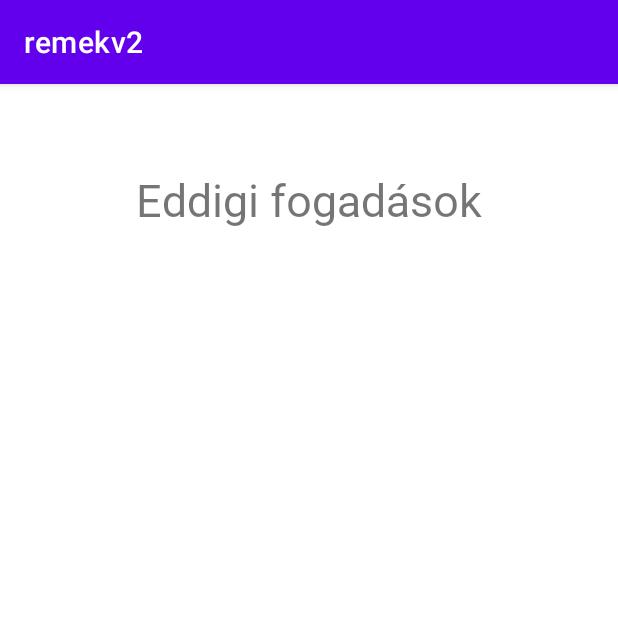
After one commit to ocsko/forma1, an Android app: the eddigifogadasok screen opened directly, with no data from a screen before it, on a phone screen of 412 x 824 dp, the top half of it. The commit adds this screen. Run offline under Robolectric (Android 15) with nearby library versions, the phone set to English and light mode, and no system bars.

Commit message:
Eddigi fogadások oldal

```diff
--- a/app/src/main/AndroidManifest.xml
+++ b/app/src/main/AndroidManifest.xml
@@ -9,6 +9,9 @@
         android:roundIcon="@mipmap/ic_launcher_round"
         android:supportsRtl="true"
         android:theme="@style/Theme.Remekv2">
+        <activity
+            android:name=".eddigifogadasok"
+            android:exported="false" />
         <activity
             android:name=".bejelentkezes"
             android:exported="false" />
--- /dev/null
+++ b/app/src/main/java/com/example/remekv2/eddigifogadasok.java
@@ -0,0 +1,14 @@
+package com.example.remekv2;
+
+import androidx.appcompat.app.AppCompatActivity;
+
+import android.os.Bundle;
+
+public class eddigifogadasok extends AppCompatActivity {
+
+    @Override
+    protected void onCreate(Bundle savedInstanceState) {
+        super.onCreate(savedInstanceState);
+        setContentView(R.layout.activity_eddigifogadasok);
+    }
+}
--- /dev/null
+++ b/app/src/main/res/layout/activity_eddigifogadasok.xml
@@ -0,0 +1,52 @@
+<?xml version="1.0" encoding="utf-8"?>
+<androidx.constraintlayout.widget.ConstraintLayout xmlns:android="http://schemas.android.com/apk/res/android"
+    xmlns:app="http://schemas.android.com/apk/res-auto"
+    xmlns:tools="http://schemas.android.com/tools"
+    android:layout_width="match_parent"
+    android:layout_height="match_parent"
+    tools:context=".eddigifogadasok">
+
+    <TextView
+        android:id="@+id/eddigi_fogadasok"
+        android:layout_width="300dp"
+        android:layout_height="wrap_content"
+        android:fontFamily="@font/poppinsbold"
+        android:gravity="center"
+        android:text="@string/eddigi_fogadasok"
+        android:textSize="30sp"
+        app:layout_constraintBottom_toBottomOf="parent"
+        app:layout_constraintEnd_toEndOf="parent"
+        app:layout_constraintHorizontal_bias="0.495"
+        app:layout_constraintStart_toStartOf="parent"
+        app:layout_constraintTop_toTopOf="parent"
+        app:layout_constraintVertical_bias="0.078" />
+
+    <TextView
+        android:id="@+id/csapat"
+        android:layout_width="300dp"
+        android:layout_height="wrap_content"
+        android:fontFamily="@font/poppinsbold"
+        android:gravity="center"
+        android:textSize="30sp"
+        app:layout_constraintBottom_toBottomOf="parent"
+        app:layout_constraintEnd_toEndOf="parent"
+        app:layout_constraintHorizontal_bias="0.405"
+        app:layout_constraintStart_toStartOf="parent"
+        app:layout_constraintTop_toTopOf="parent"
+        app:layout_constraintVertical_bias="0.313" />
+
+    <TextView
+        android:id="@+id/versenyzo"
+        android:layout_width="300dp"
+        android:layout_height="wrap_content"
+        android:fontFamily="@font/poppinsbold"
+        android:gravity="center"
+        android:textSize="30sp"
+        app:layout_constraintBottom_toBottomOf="parent"
+        app:layout_constraintEnd_toEndOf="parent"
+        app:layout_constraintHorizontal_bias="0.405"
+        app:layout_constraintStart_toStartOf="parent"
+        app:layout_constraintTop_toTopOf="parent"
+        app:layout_constraintVertical_bias="0.499" />
+
+</androidx.constraintlayout.widget.ConstraintLayout>
--- a/app/src/main/res/values/strings.xml
+++ b/app/src/main/res/values/strings.xml
@@ -1,3 +1,8 @@
 <resources>
     <string name="app_name">remekv2</string>
+    <string name="login">Login</string>
+    <string name="username">username</string>
+    <string name="password">password</string>
+    <string name="loginbtn">Login</string>
+    <string name="eddigi_fogadasok">Eddigi fogadások</string>
 </resources>
```
